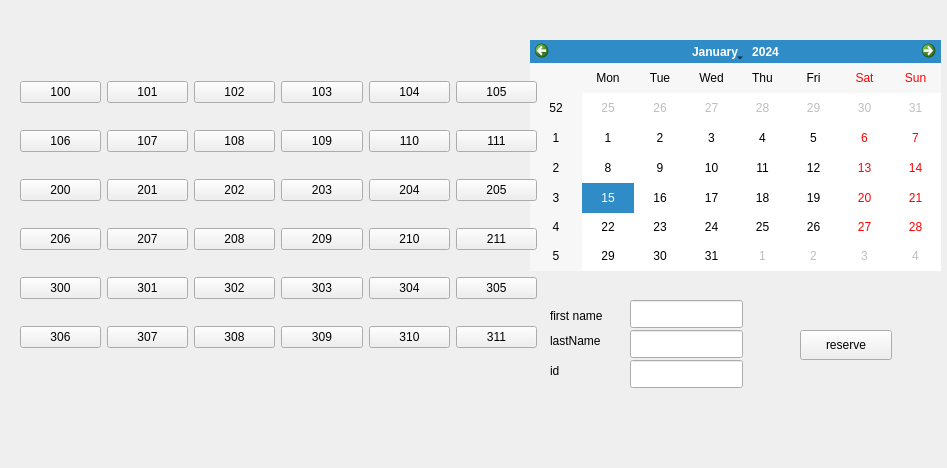
The window that temp.ui (amirfarhoudniya/Hotel-managment) describes before a commit, drawn with Qt 5.
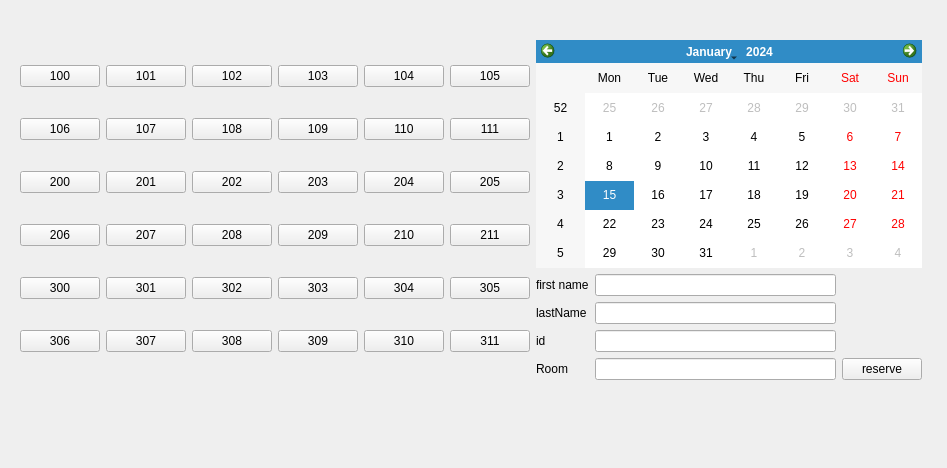
The same window after the commit.

Commit message: chooseOption for rooms added

What changed in the file:
```diff
--- a/temp.ui
+++ b/temp.ui
@@ -13,108 +13,58 @@
   <property name="windowTitle">
    <string>Form</string>
   </property>
-  <widget class="QCalendarWidget" name="calendarWidget">
+  <widget class="QWidget" name="layoutWidget">
    <property name="geometry">
     <rect>
-     <x>530</x>
+     <x>20</x>
      <y>40</y>
-     <width>411</width>
-     <height>231</height>
+     <width>902</width>
+     <height>340</height>
     </rect>
    </property>
-  </widget>
+   <layout class="QGridLayout" name="gridLayout_10">
+    <item row="4" column="2">
+     <widget class="QLineEdit" name="lastName_lineEdit"/>
+    </item>
+    <item row="5" column="2">
+     <widget class="QLineEdit" name="id_lineEdit"/>
+    </item>
+    <item row="3" column="1">
   <widget class="QLabel" name="firstName_label">
-   <property name="geometry">
-    <rect>
-     <x>550</x>
-     <y>300</y>
-     <width>71</width>
-     <height>31</height>
-    </rect>
-   </property>
    <property name="text">
     <string>first name</string>
    </property>
   </widget>
-  <widget class="QLabel" name="lastName_label">
-   <property name="geometry">
-    <rect>
-     <x>550</x>
-     <y>330</y>
-     <width>101</width>
-     <height>21</height>
-    </rect>
-   </property>
-   <property name="text">
-    <string>lastName</string>
-   </property>
-  </widget>
+    </item>
+    <item row="5" column="1">
   <widget class="QLabel" name="id_label">
-   <property name="geometry">
-    <rect>
-     <x>550</x>
-     <y>360</y>
-     <width>81</width>
-     <height>21</height>
-    </rect>
-   </property>
    <property name="text">
     <string>id</string>
    </property>
   </widget>
-  <widget class="QLineEdit" name="firstName_lineEdit">
-   <property name="geometry">
-    <rect>
-     <x>630</x>
-     <y>300</y>
-     <width>113</width>
-     <height>28</height>
-    </rect>
-   </property>
-  </widget>
-  <widget class="QLineEdit" name="lastName_lineEdit">
-   <property name="geometry">
-    <rect>
-     <x>630</x>
-     <y>330</y>
-     <width>113</width>
-     <height>28</height>
-    </rect>
-   </property>
-  </widget>
-  <widget class="QLineEdit" name="id_lineEdit">
-   <property name="geometry">
-    <rect>
-     <x>630</x>
-     <y>360</y>
-     <width>113</width>
-     <height>28</height>
-    </rect>
-   </property>
-  </widget>
+    </item>
+    <item row="3" column="2">
+     <widget class="QLineEdit" name="firstName_lineEdit"/>
+    </item>
+    <item row="4" column="1">
+     <widget class="QLabel" name="lastName_label">
+      <property name="text">
+       <string>lastName</string>
+      </property>
+     </widget>
+    </item>
+    <item row="6" column="2">
+     <widget class="QLineEdit" name="room_lineEdit"/>
+    </item>
+    <item row="6" column="3">
   <widget class="QPushButton" name="pushButton">
-   <property name="geometry">
-    <rect>
-     <x>800</x>
-     <y>330</y>
-     <width>92</width>
-     <height>30</height>
-    </rect>
-   </property>
    <property name="text">
     <string>reserve</string>
    </property>
   </widget>
-  <widget class="QWidget" name="">
-   <property name="geometry">
-    <rect>
-     <x>20</x>
-     <y>60</y>
-     <width>517</width>
-     <height>311</height>
-    </rect>
-   </property>
-   <layout class="QGridLayout" name="gridLayout">
+    </item>
+    <item row="0" column="0" rowspan="7">
+     <layout class="QGridLayout" name="gridLayout_7">
     <item row="0" column="0">
      <widget class="QPushButton" name="room100_pushButton">
       <property name="text">
@@ -361,11 +311,23 @@
      </widget>
     </item>
     <item row="5" column="5">
-     <widget class="QPushButton" name="room312_pushButton">
+       <widget class="QPushButton" name="room311_pushButton">
       <property name="text">
        <string>311</string>
       </property>
      </widget>
+      </item>
+     </layout>
+    </item>
+    <item row="6" column="1">
+     <widget class="QLabel" name="room_label">
+      <property name="text">
+       <string>Room</string>
+      </property>
+     </widget>
+    </item>
+    <item row="0" column="1" rowspan="3" colspan="3">
+     <widget class="QCalendarWidget" name="calendarWidget"/>
     </item>
    </layout>
   </widget>
```
Lines whose indentation alone changed are shown as unchanged. The commit also changes 13 other files.
